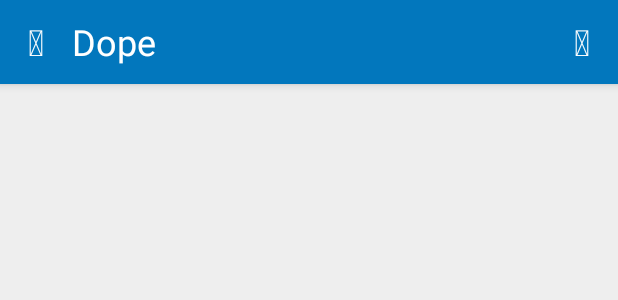
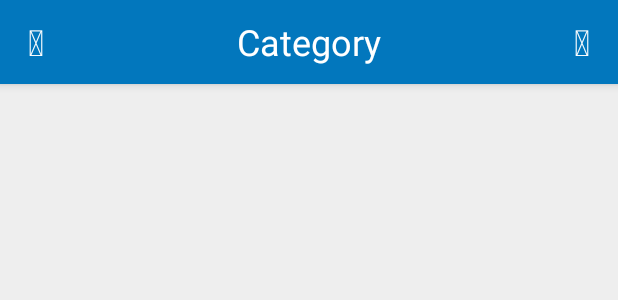
Before and after one commit to hadifar/Flashcard, an Android app: the layout activity_main.xml on its own in the app's theme, with its tools: preview values and no code run, on a phone screen of 412 x 824 dp. Shown: the top 300 px of the screen. Run offline under Robolectric (Android 15) with nearby library versions, the phone set to English and light mode, and no system bars.

```diff
--- a/app/src/main/java/net/hadifar/dope/ui/fragment/FragmentAbout.java
+++ b/app/src/main/java/net/hadifar/dope/ui/fragment/FragmentAbout.java
@@ -27,7 +27,7 @@ public class FragmentAbout extends BaseFragment {
     @Override
     public void onViewCreated(View view, Bundle savedInstanceState) {
         super.onActivityCreated(savedInstanceState);
-        getActivity().setTitle(R.string.drawer_item_about);
+        getActivity().setTitle(R.string.nav_about);
 
         TextView mailTo = (TextView) view.findViewById(R.id.mailTo);
         mailTo.setOnClickListener(new View.OnClickListener() {
--- a/app/src/main/res/layout/toolbar_default.xml
+++ b/app/src/main/res/layout/toolbar_default.xml
@@ -17,47 +17,33 @@
         android:layout_height="match_parent"
         android:gravity="center_vertical">
 
-        <FrameLayout
-            android:id="@+id/frame_left_icons"
+        <TextView
+            android:id="@+id/icon_toolbar_left"
+            style="@style/IconFont.Large"
             android:layout_width="48dp"
-            android:layout_height="48dp"
+            android:layout_height="match_parent"
             android:layout_alignParentLeft="true"
-            android:layout_alignParentStart="true">
+            android:layout_alignParentStart="true"
+            android:text="@string/icon_menu"
+            android:textColor="@color/material_text_color_bright" />
 
-            <TextView
-                android:id="@+id/icon_toolbar_back"
-                style="@style/IconFont.Large"
-                android:layout_width="match_parent"
-                android:layout_height="match_parent"
-                android:text="@string/icon_chevron_left"
-                android:textColor="@color/material_text_color_bright"
-                android:visibility="gone" />
-
-            <TextView
-                android:id="@+id/icon_toolbar_drawer"
-                style="@style/IconFont.Large"
-                android:layout_width="match_parent"
-                android:layout_height="match_parent"
-                android:text="@string/icon_menu"
-                android:textColor="@color/material_text_color_bright" />
-        </FrameLayout>
 
         <TextView
             android:id="@+id/text_toolbar_title"
             style="@style/Textview.White.Medium"
             android:layout_width="match_parent"
-            android:layout_height="48dp"
-            android:layout_toLeftOf="@+id/icon_toolbar_search"
-            android:layout_toRightOf="@+id/frame_left_icons"
-            android:gravity="center_vertical"
-            android:text="Dope" />
+            android:layout_height="match_parent"
+            android:layout_toLeftOf="@+id/icon_toolbar_right"
+            android:layout_toRightOf="@+id/icon_toolbar_left"
+            android:gravity="center"
+            android:text="@string/nav_category"/>
 
 
         <TextView
-            android:id="@+id/icon_toolbar_search"
+            android:id="@+id/icon_toolbar_right"
             style="@style/IconFont.Large"
             android:layout_width="48dp"
-            android:layout_height="48dp"
+            android:layout_height="match_parent"
             android:layout_alignParentEnd="true"
             android:layout_alignParentRight="true"
             android:background="?attr/selectableItemBackground"
--- a/app/src/main/res/menu/menu_drawer.xml
+++ b/app/src/main/res/menu/menu_drawer.xml
@@ -2,16 +2,15 @@
 <menu xmlns:android="http://schemas.android.com/apk/res/android">
 
     <group
-        android:id="@+id/group1"
-        android:checkableBehavior="single">
+        android:id="@+id/group1">
         <item
             android:id="@+id/nav_category"
             android:icon="@drawable/ic_style_black_24dp"
-            android:title="@string/drawer_item_category" />
+            android:title="@string/nav_category" />
         <item
             android:id="@+id/nav_favorites"
             android:icon="@drawable/ic_favorite_black_24dp"
-            android:title="@string/drawer_item_favorites" />
+            android:title="@string/nav_favorite" />
     </group>
 
     <group
@@ -25,7 +24,7 @@
         <item
             android:id="@+id/nav_rate_us"
             android:icon="@drawable/ic_thumbs_up_down_black_24dp"
-            android:title="@string/drawer_item_rate_us" />
+            android:title="@string/nav_vote" />
         <item
             android:id="@+id/nav_feedback"
             android:icon="@drawable/ic_feedback_black_24dp"
@@ -33,7 +32,7 @@
         <item
             android:id="@+id/nav_about"
             android:icon="@drawable/ic_lightbulb_outline_black_24dp"
-            android:title="@string/drawer_item_about" />
+            android:title="@string/nav_about" />
     </group>
 
 </menu>
--- a/app/src/main/res/values/strings.xml
+++ b/app/src/main/res/values/strings.xml
@@ -16,15 +16,15 @@
     <string name="new_deck_title">New Deck</string>
     <string name="new_flashcard_title">New FlashCard</string>
 
-    <string name="drawer_item_category">Category</string>
-    <string name="drawer_item_favorites">Favorites</string>
+    <string name="nav_category">Category</string>
+    <string name="nav_favorite">Favorites</string>
 
-    <string name="drawer_item_rate_us">Rate us</string>
+    <string name="nav_vote">Rate us</string>
     <string name="drawer_item_other">Other</string>
     <string name="drawer_item_settings">Settings</string>
     <string name="drawer_item_help">Help</string>
     <string name="drawer_item_open_source">Open Source</string>
-    <string name="drawer_item_about">About</string>
+    <string name="nav_about">About</string>
 
 
     <!-- button -->
```
Also changed, not shown: app/src/main/java/net/hadifar/dope/ui/activity/BaseDrawerActivity.java (+29 -37 lines), app/src/main/res/mipmap-hdpi/ic_launcher.png, app/src/main/res/mipmap-mdpi/ic_launcher.png, app/src/main/res/mipmap-xhdpi/ic_launcher.png, app/src/main/res/mipmap-xxhdpi/ic_launcher.png.
